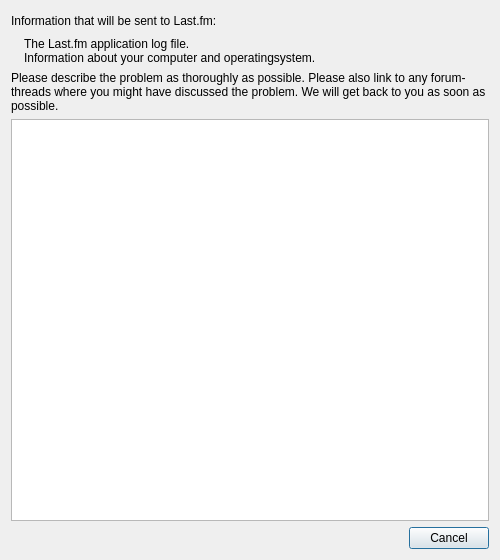
Old version of the form app/client/widgets/SendLogsDialog.ui in the repository dougma/lastfm-desktop.
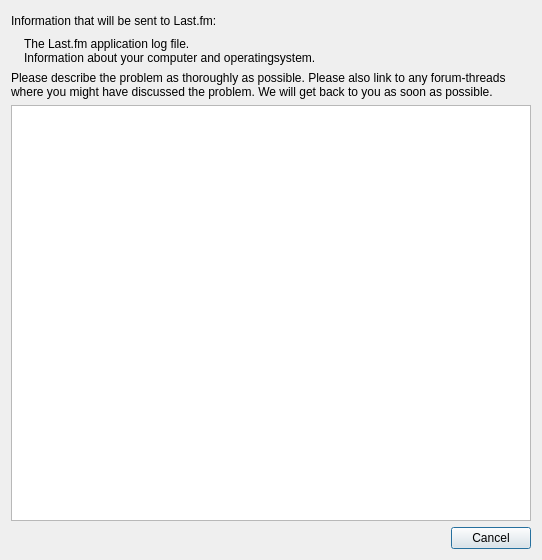
New version of the form.

Commit message: Title and disable textfield during send

```diff
--- a/app/client/widgets/SendLogsDialog.ui
+++ b/app/client/widgets/SendLogsDialog.ui
@@ -5,7 +5,7 @@
    <rect>
     <x>0</x>
     <y>0</y>
-    <width>500</width>
+    <width>542</width>
     <height>560</height>
    </rect>
   </property>
```
Left out of the diff: 2 changed lines with no effect on the pictures. The commit also changes 1 other file.
